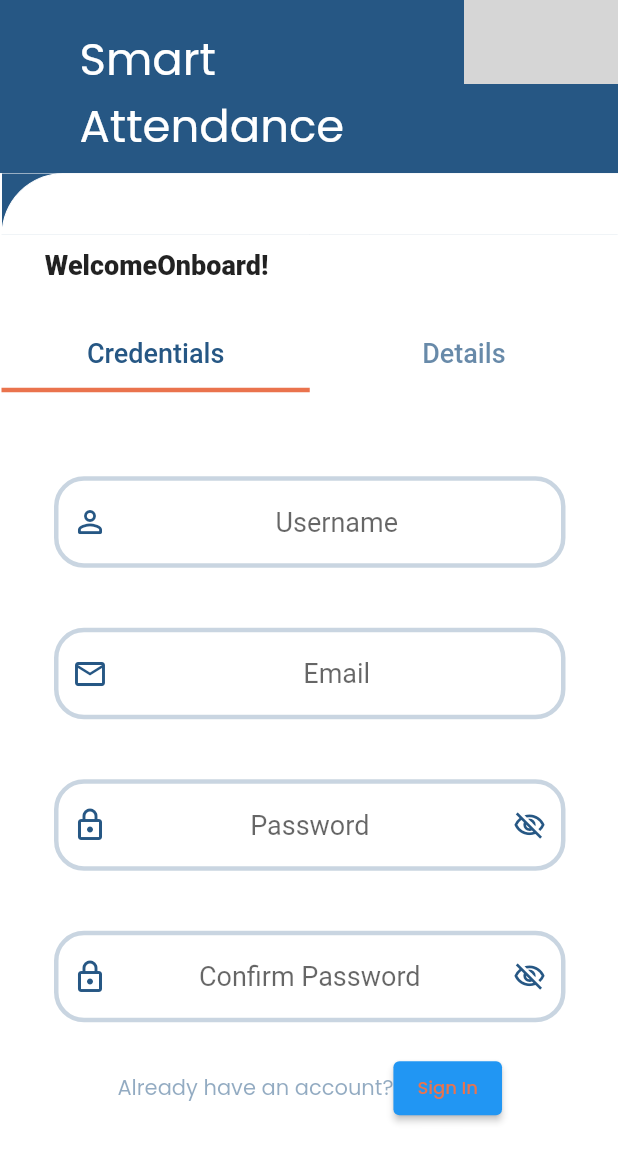
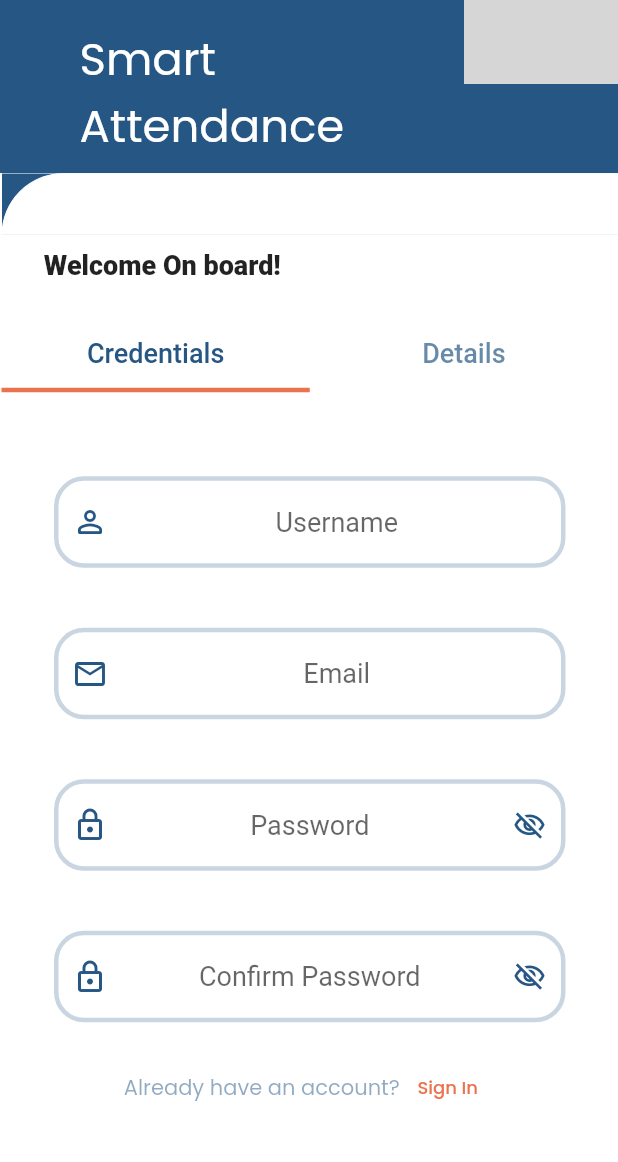
Before and after one commit to AadityaSubedi/attendance-sys, a Flutter app: the screen it shows after launch, after a tap on "Sign Up", on a phone screen of 412 x 824 dp. Shown: the top 1162 px of the screen. Run offline on Flutter 3.47's test engine with Material 2 defaults, Android fonts, the phone set to English and light mode, and no system bars; drawn by our look-alikes of auto_size_text; our stand-ins replace easy_debounce, font_awesome_flutter, google_fonts, hexcolor, page_transition; grey boxes are pictures that could not be loaded.

Commit message:
Some modification of colour in LogIn and Register Page

```diff
--- a/Client/lib/UI/Pages/Dashboard.dart
+++ b/Client/lib/UI/Pages/Dashboard.dart
@@ -195,7 +195,7 @@ class _DashboardWidgetState extends State<DashboardWidget> {
                             child: Text(
                               'Full Name Here',
                               style: TextStyle(
-                                fontFamily: 'Poppins',
+                                fontFamily: 'Roboto',
                                 color: Color(0xFF265784),
                                 fontSize: 18,
                                 fontWeight: FontWeight.normal,
@@ -235,7 +235,7 @@ class _DashboardWidgetState extends State<DashboardWidget> {
 
                 Padding(
                     padding: const EdgeInsetsDirectional.fromSTEB(0, 10, 0, 0),
-                    child: Container(
+                    child: SizedBox(
                       width: 230,
                       child: DropdownButton<String>(
                         hint: Text('Choose class'),
--- a/Client/lib/UI/Pages/LogIn.dart
+++ b/Client/lib/UI/Pages/LogIn.dart
@@ -1,3 +1,5 @@
+// ignore_for_file: prefer_const_constructors
+
 import 'package:attendancesys_flutter/UI/Pages/Dashboard.dart';
 import 'package:attendancesys_flutter/UI/Pages/Register.dart';
 import 'package:attendancesys_flutter/main.dart';
@@ -281,6 +283,10 @@ class _LogInWidgetState extends State<LogInWidget> {
                   Padding(
                     padding: const EdgeInsetsDirectional.fromSTEB(0, 20, 0, 0),
                     child:ElevatedButton(
+                      style: ElevatedButton.styleFrom(
+                        primary: colorSecondary,
+                        elevation: 4,
+                      ),
                       onPressed: () async {
                         await Navigator.push(
                           context,
@@ -310,7 +316,10 @@ class _LogInWidgetState extends State<LogInWidget> {
                             fontSize: 16,
                           ),
                         ),
-                       ElevatedButton(
+                       TextButton(
+                          style: ElevatedButton.styleFrom(
+                            primary: Colors.white,
+                          ),
                           onPressed: () async {
                             await Navigator.push(
                               context,
--- a/Client/lib/UI/Pages/Register.dart
+++ b/Client/lib/UI/Pages/Register.dart
@@ -139,7 +139,7 @@ class _RegisterWidgetState extends State<RegisterWidget> {
                             padding:
                                 const EdgeInsetsDirectional.fromSTEB(10, 10, 0, 0),
                             child: AutoSizeText(
-                              'WelcomeOnboard!',
+                              'Welcome On board!',
                               style: GoogleFonts.getFont(
                                 'Roboto',
                                 fontWeight: FontWeight.w800,
@@ -504,7 +504,10 @@ class _RegisterWidgetState extends State<RegisterWidget> {
                                                       fontSize: 14,
                                                     ),
                                                 ),
-                                               ElevatedButton(
+                                               TextButton(
+                                                  style: TextButton.styleFrom(
+                                                    primary: Colors.white,
+                                                  ),
                                                   onPressed: () async {
                                                     await Navigator.push(
                                                       context,
@@ -789,6 +792,9 @@ class _RegisterWidgetState extends State<RegisterWidget> {
                                               const EdgeInsetsDirectional.fromSTEB(
                                                   0, 20, 0, 0),
                                           child:ElevatedButton(
+                                            style: ElevatedButton.styleFrom(
+                                              primary: colorSecondary,
+                                            ),
                                             onPressed: () async {
                                               await Navigator.push(
                                                 context,
@@ -832,7 +838,10 @@ class _RegisterWidgetState extends State<RegisterWidget> {
                                                       fontSize: 14,
                                                     ),
                                               ),
-                                             ElevatedButton(
+                                             TextButton(
+                                                style: TextButton.styleFrom(
+                                                  primary: Colors.white,
+                                                ),
                                                 onPressed: () async {
                                                   await Navigator.push(
                                                     context,
```
